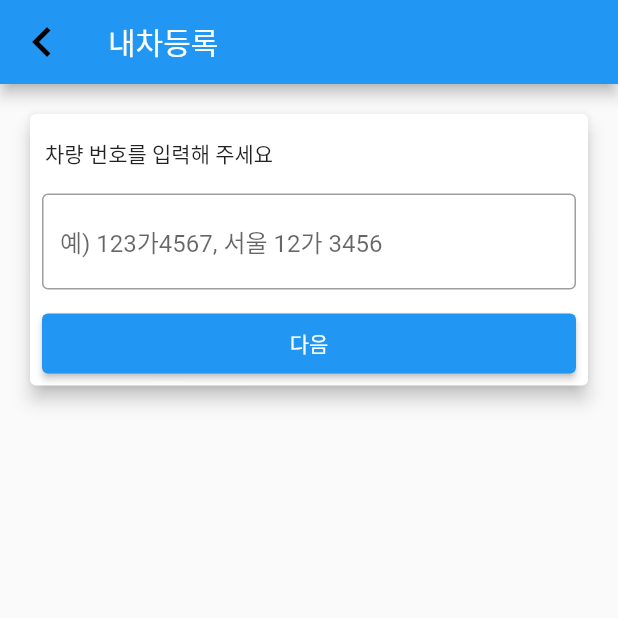
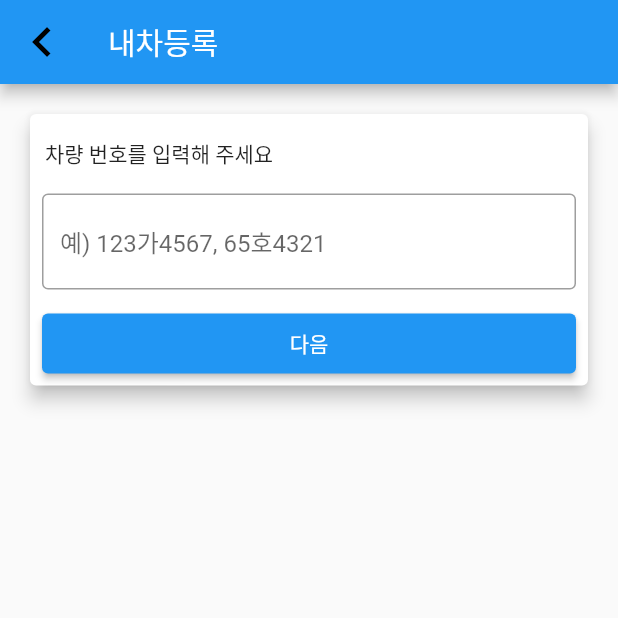
Before and after one commit to wooyoungkwak/illegalparking_app, a Flutter app: the MyPageRegistration screen opened by its route, on a phone screen of 412 x 824 dp, the top half of it. Run offline on Flutter 3.47's test engine with Material 2 defaults, Android fonts, the phone set to English and light mode, and no system bars; our stand-ins replace camera, connectivity_plus, dotted_border, flutter_secure_storage, fluttertoast, geolocator and 8 more; missing offline and left inert: app_settings, dart:ffi, mask_for_camera_view, network_info_plus; accounts and stored records are empty.

Commit message:
회원가입, 차량등록 UI 수정...

```diff
--- a/lib/states/my_page_registration.dart
+++ b/lib/states/my_page_registration.dart
@@ -80,7 +80,7 @@ class _MyPageRegistrationState extends State<MyPageRegistration> {
                     child: Text("차량 번호를 입력해 주세요"),
                   ),
                   createTextFormField(
-                    hintText: "예) 123가4567, 서울 12가 3456",
+                    hintText: "예) 123가4567, 65호4321",
                     controller: carNumController,
                     validation: _carNumValidator,
                   ),
--- a/lib/states/sign_up.dart
+++ b/lib/states/sign_up.dart
@@ -171,6 +171,7 @@ class _SignUpState extends State<SignUp> {
               ),
               createTextFormField(
                 labelText: "전화번호",
+                helperText: "'-' 없이 입력해주세요",
                 controller: phoneNumController,
                 validation: phoneNumValidator,
               ),
```
